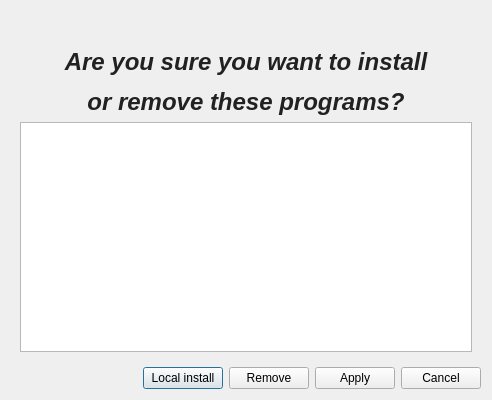
kratos83/CondresControlCenter, file src/gui/Apply.ui: the form before one commit.
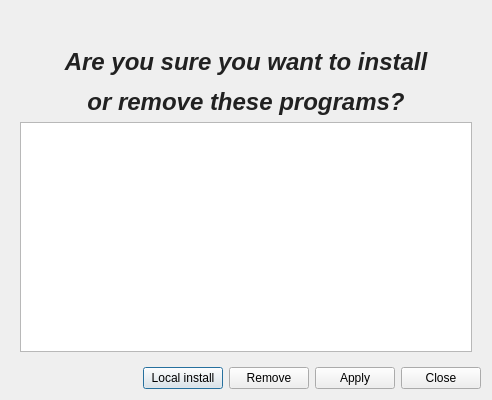
The form after the commit. Icons and pictures are not drawn.

Commit message: Fix root install/remove

```diff
--- a/src/gui/Apply.ui
+++ b/src/gui/Apply.ui
@@ -65,7 +65,7 @@
      <item>
       <widget class="QPushButton" name="cancel">
        <property name="text">
-        <string>Cancel</string>
+        <string>Close</string>
        </property>
        <property name="icon">
         <iconset resource="../images.qrc">
```
The commit also changes 1 other file.
